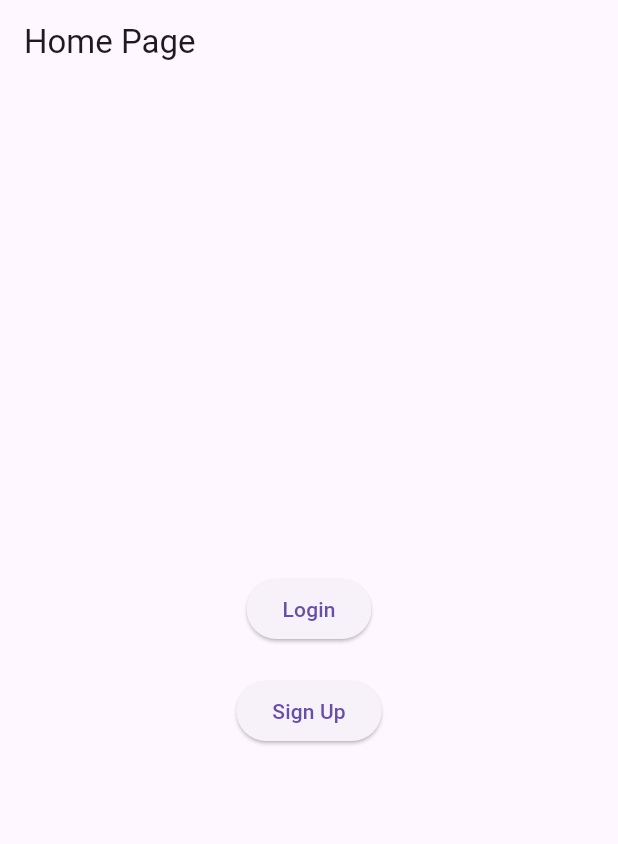
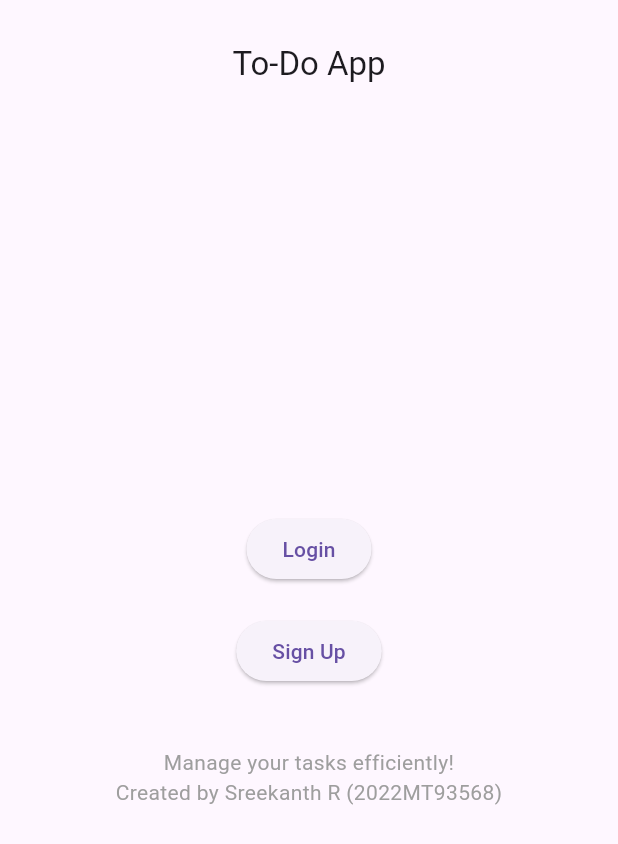
Before and after one commit to sreekanth-rajan/cross_assg_todo_app, a Flutter app: the screen it shows after launch, on a phone screen of 412 x 824 dp. Shown: the top 844 px of the screen. Run offline on Flutter 3.47's test engine with Material 3 defaults, Android fonts, the phone set to English and light mode, and no system bars; our stand-ins replace parse_server_sdk_flutter.

Commit message:
Updated home page

```diff
--- a/lib/main.dart
+++ b/lib/main.dart
@@ -41,7 +41,14 @@ class HomePage extends StatelessWidget {
   Widget build(BuildContext context) {
     return Scaffold(
       appBar: AppBar(
-        title: const Text('Home Page'),
+        title: Padding(
+          padding: const EdgeInsets.only(top: 30.0), // Add top padding here
+          child: Text(
+            'To-Do App',
+            textAlign: TextAlign.center,
+          ),
+        ),
+        centerTitle: true, // Aligns the title to the center
       ),
       body: Center(
         child: Column(
@@ -60,6 +67,12 @@ class HomePage extends StatelessWidget {
               },
               child: const Text('Sign Up'),
             ),
+            SizedBox(height: 40),
+            Text(
+              'Manage your tasks efficiently!\nCreated by Sreekanth R (2022MT93568)',
+              textAlign: TextAlign.center,
+              style: TextStyle(fontSize: 14, color: Colors.grey),
+            ),
           ],
         ),
       ),
```
